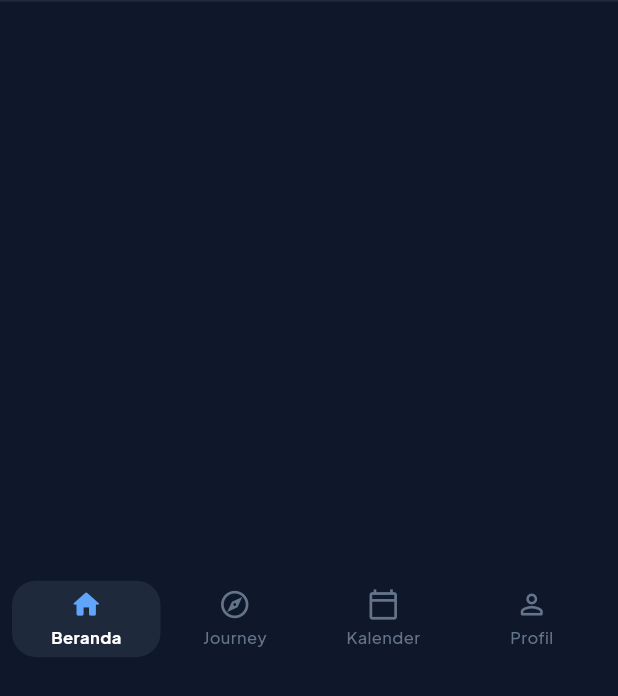
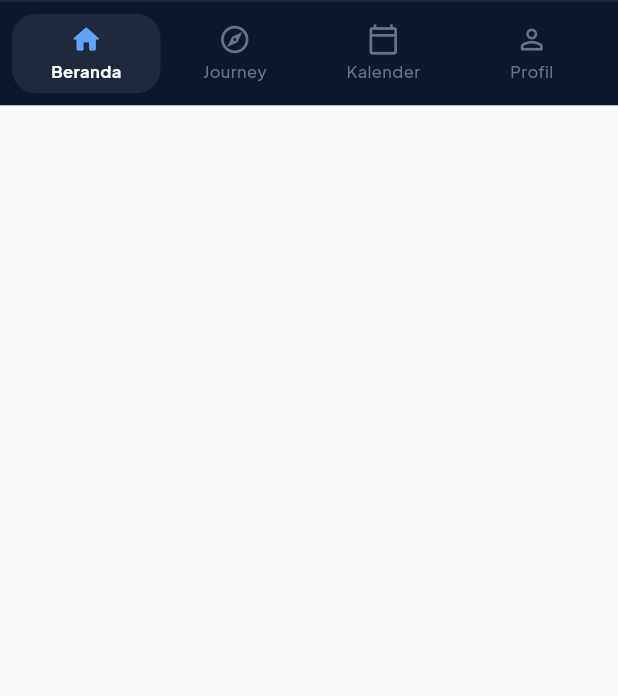
Before and after one commit to sugmamewingss/mavigate, a Flutter app: the CustomBottomNavBar widget shown alone on an empty page, opened directly with empty values, on a phone screen of 412 x 824 dp. Shown: the top 696 px of the screen. Run offline on Flutter 3.47's test engine with Material 3 defaults, Android fonts, the phone set to English and light mode, and no system bars; our stand-ins replace google_fonts.

Commit message:
fix: resolve bottom nav bar vertical expansion issue on web

```diff
--- a/lib/screens/home/home_screen.dart
+++ b/lib/screens/home/home_screen.dart
@@ -48,6 +48,7 @@ class _HomeScreenState extends State<HomeScreen> {
         child: Center(
           child: ConstrainedBox(
             constraints: const BoxConstraints(maxWidth: 440),
+            child: SizedBox.expand(
               child: IndexedStack(
                 index: _currentNavIndex,
                 children: [
@@ -58,7 +59,8 @@ class _HomeScreenState extends State<HomeScreen> {
                   _buildPlaceholderTab(
                     icon: Icons.explore_rounded,
                     title: 'Journey Section',
-                  description: 'Section Journey sedang disiapkan dan akan kita lanjutkan berikutnya! 🧭',
+                    description:
+                        'Section Journey sedang disiapkan dan akan kita lanjutkan berikutnya! 🧭',
                   ),
 
                   // Tab 2: Kalender
@@ -72,9 +74,11 @@ class _HomeScreenState extends State<HomeScreen> {
                   _buildPlaceholderTab(
                     icon: Icons.person_rounded,
                     title: 'Profil Pengguna',
-                  description: 'Kelola data diri, target semester, dan pengaturan akun.',
+                    description:
+                        'Kelola data diri, target semester, dan pengaturan akun.',
                   ),
                 ],
+              ),
             ),
           ),
         ),
--- a/lib/widgets/navigation/custom_bottom_nav_bar.dart
+++ b/lib/widgets/navigation/custom_bottom_nav_bar.dart
@@ -24,11 +24,13 @@ class CustomBottomNavBar extends StatelessWidget {
       ),
       child: SafeArea(
         top: false,
-        child: Center(
+        child: Align(
+          alignment: Alignment.center,
+          heightFactor: 1.0,
           child: ConstrainedBox(
             constraints: const BoxConstraints(maxWidth: 440),
             child: Padding(
-              padding: const EdgeInsets.symmetric(horizontal: 8, vertical: 6),
+              padding: const EdgeInsets.symmetric(horizontal: 8, vertical: 8),
               child: Row(
                 children: [
                   Expanded(
@@ -80,7 +82,7 @@ class CustomBottomNavBar extends StatelessWidget {
       behavior: HitTestBehavior.opaque,
       child: AnimatedContainer(
         duration: const Duration(milliseconds: 200),
-        padding: const EdgeInsets.symmetric(horizontal: 8, vertical: 5),
+        padding: const EdgeInsets.symmetric(horizontal: 6, vertical: 6),
         decoration: BoxDecoration(
           color: isSelected ? const Color(0xFF1E293B) : Colors.transparent,
           borderRadius: BorderRadius.circular(16),
```
Lines whose indentation alone changed are shown as unchanged.
